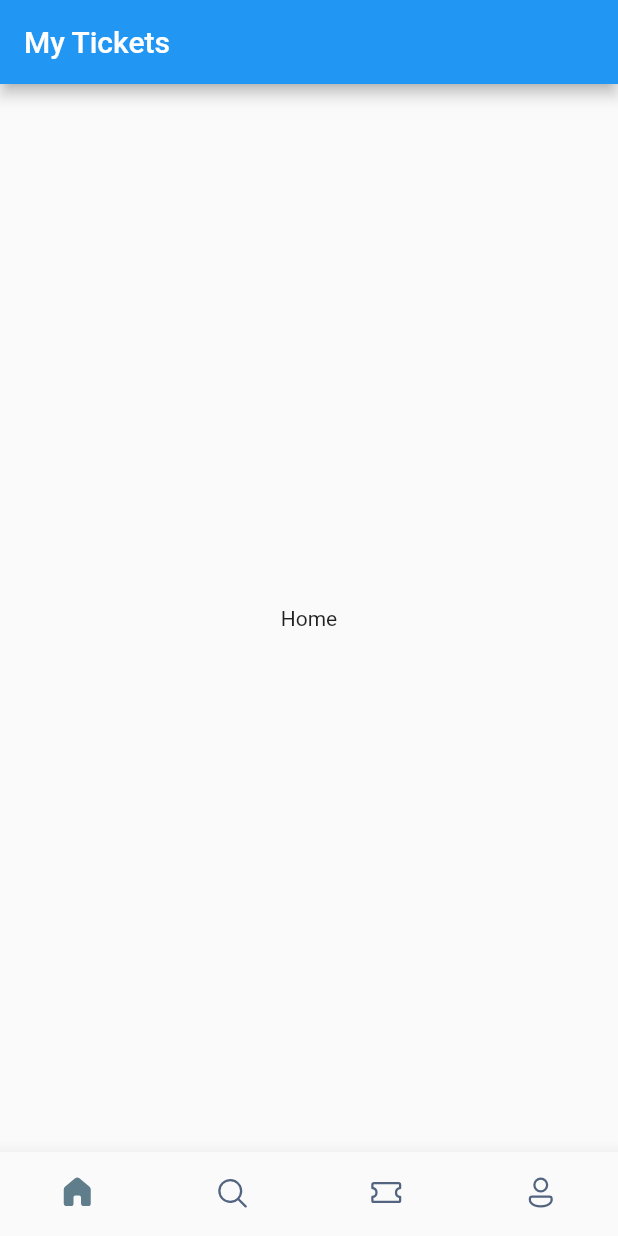
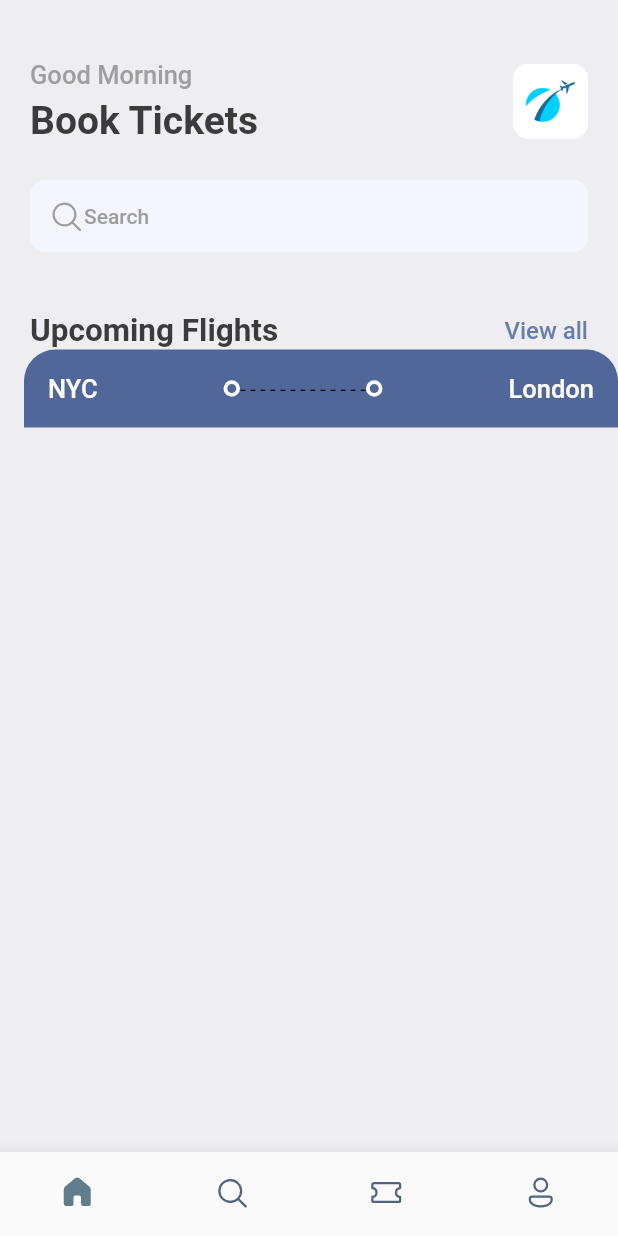
Before and after one commit to 2ernestkg/booktickets, a Flutter app: the screen it shows after launch, on a phone screen of 412 x 824 dp. Run offline on Flutter 3.47's test engine with Material 2 defaults, Android fonts, the phone set to English and light mode, and no system bars; our stand-ins replace fluentui_icons, gap.

Commit message:
WIP Home Screen

```diff
--- a/lib/main.dart
+++ b/lib/main.dart
@@ -1,4 +1,5 @@
 import 'package:booktickets/presentation/screens/bottom_bar.dart';
+import 'package:booktickets/presentation/utils/app_styles.dart';
 import 'package:flutter/material.dart';
 
 void main() {
@@ -12,9 +13,10 @@ class MyApp extends StatelessWidget {
   @override
   Widget build(BuildContext context) {
     return MaterialApp(
+      debugShowCheckedModeBanner: false,
       title: 'Flutter Demo',
       theme: ThemeData(
-        primarySwatch: Colors.blue,
+        primaryColor: primary,
       ),
       home: const BottomBar(),
     );
--- a/lib/presentation/screens/bottom_bar.dart
+++ b/lib/presentation/screens/bottom_bar.dart
@@ -1,3 +1,4 @@
+import 'package:booktickets/presentation/screens/home_screen.dart';
 import 'package:fluentui_icons/fluentui_icons.dart';
 import 'package:flutter/material.dart';
 
@@ -12,7 +13,7 @@ class _BottomBarState extends State<BottomBar> {
   int _selectedItemIndex = 0;
 
   final List<Widget> _widgetOptions = <Widget>[
-    const Text('Home'),
+    const HomeScreen(),
     const Text('Search'),
     const Text('Tickets'),
     const Text('Profile'),
@@ -27,9 +28,6 @@ class _BottomBarState extends State<BottomBar> {
   @override
   Widget build(BuildContext context) {
     return Scaffold(
-      appBar: AppBar(
-        title: const Text('My Tickets'),
-      ),
       body: Center(
         child: _widgetOptions[_selectedItemIndex],
       ),
--- /dev/null
+++ b/lib/presentation/screens/home_screen.dart
@@ -0,0 +1,88 @@
+import 'package:booktickets/presentation/screens/ticket_view.dart';
+import 'package:booktickets/presentation/utils/app_styles.dart';
+import 'package:fluentui_icons/fluentui_icons.dart';
+import 'package:flutter/material.dart';
+import 'package:gap/gap.dart';
+
+class HomeScreen extends StatelessWidget {
+  const HomeScreen({Key? key}) : super(key: key);
+
+  @override
+  Widget build(BuildContext context) {
+    return Scaffold(
+      backgroundColor: Styles.bgColor,
+      body: ListView(
+        children: [
+          Container(
+            padding: const EdgeInsets.only(left: 20, right: 20),
+            child: Column(
+              children: [
+                const Gap(40),
+                Row(
+                    mainAxisAlignment: MainAxisAlignment.spaceBetween,
+                    children: [
+                      Column(
+                        crossAxisAlignment: CrossAxisAlignment.start,
+                        children: [
+                          Text(
+                            'Good Morning',
+                            style: Styles.headerStyle3,
+                          ),
+                          const Gap(5),
+                          Text(
+                            'Book Tickets',
+                            style: Styles.headerStyle1,
+                          ),
+                        ],
+                      ),
+                      Container(
+                        height: 50,
+                        width: 50,
+                        decoration: BoxDecoration(
+                            borderRadius: BorderRadius.circular(10),
+                            image: const DecorationImage(
+                                image: AssetImage("assets/images/img_1.png"))),
+                      ),
+                    ]),
+                const Gap(25),
+                Container(
+                  padding:
+                      const EdgeInsets.symmetric(horizontal: 12, vertical: 12),
+                  decoration: BoxDecoration(
+                    borderRadius: BorderRadius.circular(10),
+                    color: const Color(0xFFF4F6FD),
+                  ),
+                  child: Row(
+                    children: [
+                      const Icon(
+                        FluentSystemIcons.ic_fluent_search_regular,
+                        color: Colors.grey,
+                      ),
+                      Text('Search', style: Styles.headerStyle4)
+                    ],
+                  ),
+                ),
+                const Gap(40),
+                Row(
+                  mainAxisAlignment: MainAxisAlignment.spaceBetween,
+                  children: [
+                    Text("Upcoming Flights", style: Styles.headerStyle2),
+                    InkWell(
+                      onTap: () {
+                        //write something
+                      },
+                      child: Text("View all",
+                          style: Styles.textStyle
+                              .copyWith(color: Styles.primaryColor)),
+                    ),
+                  ],
+                ),
+              ],
+            ),
+          ),
+          TicketView(),
+        ],
+      ),
+    );
+  }
+}
--- /dev/null
+++ b/lib/presentation/screens/ticket_view.dart
@@ -0,0 +1,69 @@
+import 'package:booktickets/presentation/utils/app_layout.dart';
+import 'package:booktickets/presentation/utils/app_styles.dart';
+import 'package:booktickets/presentation/widgets/thick_container.dart';
+import 'package:flutter/material.dart';
+
+class TicketView extends StatelessWidget {
+  const TicketView({Key? key}) : super(key: key);
+
+  @override
+  Widget build(BuildContext context) {
+    final size = AppLayout.getSize(context);
+    return SizedBox(
+        width: size.width,
+        height: 200,
+        child: Container(
+            margin: const EdgeInsets.only(left: 16),
+            child: Column(
+              children: [
+                Container(
+                    decoration: const BoxDecoration(
+                      color: Color(0xFF526799),
+                      borderRadius: BorderRadius.only(
+                        topLeft: Radius.circular(21),
+                        topRight: Radius.circular(21),
+                      ),
+                    ),
+                    padding: const EdgeInsets.all(16),
+                    child: Column(
+                      children: [
+                        Row(
+                          children: [
+                            Text(
+                              "NYC",
+                              style: Styles.headerStyle3
+                                  .copyWith(color: Colors.white),
+                            ),
+                            const Spacer(),
+                            const ThickContainer(),
+                            Expanded(
+                              child: Stack(
+                                children: [
+                                  SizedBox(
+                                    child: LayoutBuilder(
+                                      builder: (BuildContext context, BoxConstraints constraints) {
+                                        return Flex(
+                                          direction: Axis.horizontal,
+                                          mainAxisAlignment: MainAxisAlignment.spaceBetween,
+                                          mainAxisSize: MainAxisSize.max,
+                                          children: List.generate((constraints.constrainWidth()/6).floor(), (index) => Text("-")),
+                                        );
+                                      },
+                                    ),
+                                  )
+                                ],
+                              ),
+                            ),
+                            const ThickContainer(),
+                            const Spacer(),
+                            Text("London",
+                                style: Styles.headerStyle3
+                                    .copyWith(color: Colors.white)),
+                          ],
+                        )
+                      ],
+                    ))
+              ],
+            )));
+  }
+}
--- /dev/null
+++ b/lib/presentation/utils/app_layout.dart
@@ -0,0 +1,7 @@
+import 'package:flutter/material.dart';
+
+class AppLayout {
+  static getSize(BuildContext context) {
+    return MediaQuery.of(context).size;
+  }
+}
--- /dev/null
+++ b/lib/presentation/utils/app_styles.dart
@@ -0,0 +1,16 @@
+import 'package:flutter/material.dart';
+
+Color primary = const Color(0xFF687daf);
+
+class Styles {
+  static Color primaryColor = primary;
+  static Color textColor = const Color(0xFF3b3b3b);
+  static Color bgColor = const Color(0xFFeeedf2);
+  static Color orangeColor = const Color(0xFF526799);
+  static TextStyle textStyle = TextStyle(fontSize: 16, color: textColor, fontWeight: FontWeight.w500);
+  static TextStyle headerStyle1 = TextStyle(fontSize: 26, color: textColor, fontWeight: FontWeight.bold);
+  static TextStyle headerStyle2 = TextStyle(fontSize: 21, color: textColor, fontWeight: FontWeight.bold);
+  static TextStyle headerStyle3 = TextStyle(fontSize: 17, color: Colors.grey.shade500, fontWeight: FontWeight.w500);
+  static TextStyle headerStyle4 = TextStyle(fontSize: 14, color: Colors.grey.shade500, fontWeight: FontWeight.w500);
+
+}
--- /dev/null
+++ b/lib/presentation/widgets/thick_container.dart
@@ -0,0 +1,16 @@
+import 'package:flutter/material.dart';
+
+class ThickContainer extends StatelessWidget {
+  const ThickContainer({Key? key}) : super(key: key);
+
+  @override
+  Widget build(BuildContext context) {
+    return Container(
+      padding: const EdgeInsets.all(3.0),
+      decoration: BoxDecoration(
+        borderRadius: BorderRadius.circular(20),
+        border: Border.all(width: 2.5, color: Colors.white),
+      ),
+    );
+  }
+}
--- a/pubspec.yaml
+++ b/pubspec.yaml
@@ -36,6 +36,7 @@ dependencies:
   # Use with the CupertinoIcons class for iOS style icons.
   cupertino_icons: ^1.0.2
   fluentui_icons: ^1.0.0
+  gap: ^2.0.1
 
 dev_dependencies:
   flutter_test:
@@ -60,7 +61,8 @@ flutter:
   uses-material-design: true
 
   # To add assets to your application, add an assets section, like this:
-  # assets:
+  assets:
+    - assets/images/
   #   - images/a_dot_burr.jpeg
   #   - images/a_dot_ham.jpeg
 
```
Also changed, not shown: assets/images/img.png (added), assets/images/img_1.png (added), assets/images/one.png (added), assets/images/sit.jpg (added), assets/images/three.png (added), assets/images/two.png (added), assets/images/visa.png (added), pubspec.lock.
